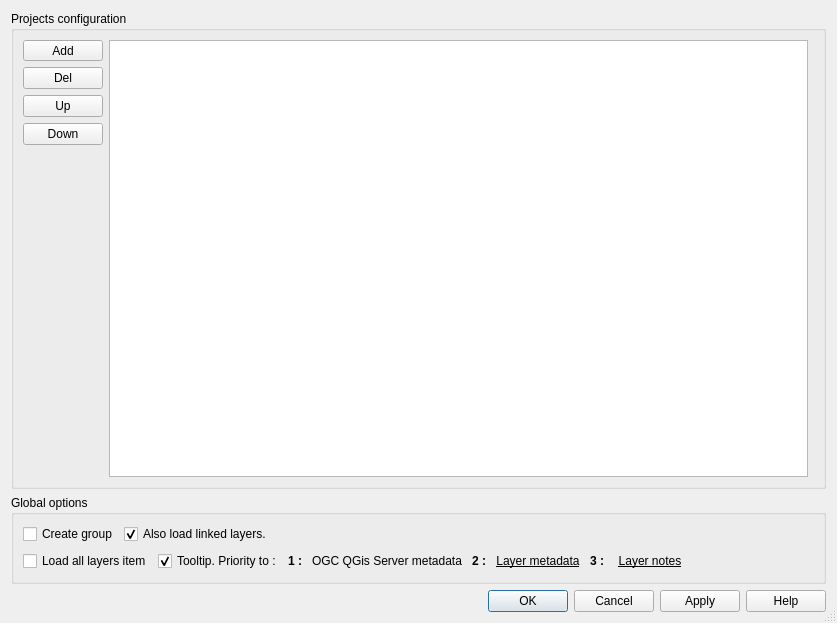
The window that menu_from_project/ui/conf_dialog.ui (aeag/MenuFromProject-Qgis-Plugin) describes before a commit, drawn with Qt 5.
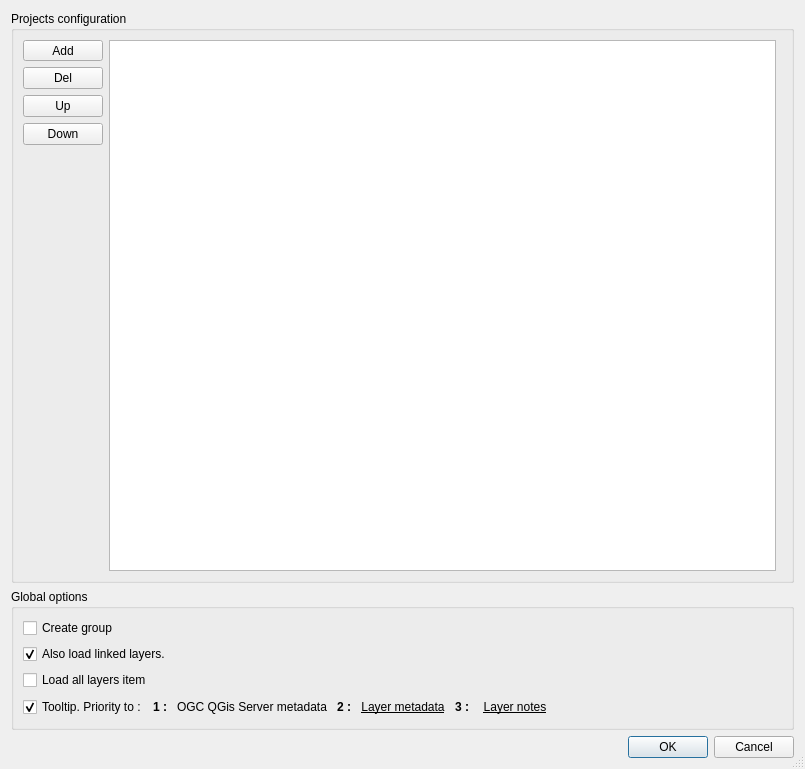
The same window after the commit. Icons and pictures are not drawn. Custom widgets are drawn as their Qt base class.

```diff
--- a/menu_from_project/ui/conf_dialog.ui
+++ b/menu_from_project/ui/conf_dialog.ui
@@ -9,8 +9,8 @@
    <rect>
     <x>0</x>
     <y>0</y>
-    <width>837</width>
-    <height>623</height>
+    <width>805</width>
+    <height>769</height>
    </rect>
   </property>
   <property name="sizePolicy">
@@ -170,37 +170,8 @@
         </property>
        </widget>
       </item>
-      <item row="0" column="1">
-       <widget class="QCheckBox" name="cbxOpenLinks">
-        <property name="toolTip">
-         <string>Opens with layer, layers linked by 'relations' or joins.</string>
-        </property>
-        <property name="text">
-         <string>Also load linked layers.</string>
-        </property>
-        <property name="checked">
-         <bool>true</bool>
-        </property>
-       </widget>
-      </item>
-      <item row="1" column="0" colspan="2">
+      <item row="3" column="0" colspan="3">
        <layout class="QHBoxLayout" name="horizontalLayout_5">
-        <item>
-         <widget class="QCheckBox" name="cbxLoadAll">
-          <property name="sizePolicy">
-           <sizepolicy hsizetype="Fixed" vsizetype="Fixed">
-            <horstretch>0</horstretch>
-            <verstretch>0</verstretch>
-           </sizepolicy>
-          </property>
-          <property name="text">
-           <string>Load all layers item</string>
-          </property>
-          <property name="tristate">
-           <bool>false</bool>
-          </property>
-         </widget>
-        </item>
         <item>
          <widget class="QCheckBox" name="cbxShowTooltip">
           <property name="toolTip">
@@ -329,6 +300,35 @@
         </item>
        </layout>
       </item>
+      <item row="2" column="0">
+       <widget class="QCheckBox" name="cbxLoadAll">
+        <property name="sizePolicy">
+         <sizepolicy hsizetype="Fixed" vsizetype="Fixed">
+          <horstretch>0</horstretch>
+          <verstretch>0</verstretch>
+         </sizepolicy>
+        </property>
+        <property name="text">
+         <string>Load all layers item</string>
+        </property>
+        <property name="tristate">
+         <bool>false</bool>
+        </property>
+       </widget>
+      </item>
+      <item row="1" column="0">
+       <widget class="QCheckBox" name="cbxOpenLinks">
+        <property name="toolTip">
+         <string>Opens with layer, layers linked by 'relations' or joins.</string>
+        </property>
+        <property name="text">
+         <string>Also load linked layers.</string>
+        </property>
+        <property name="checked">
+         <bool>true</bool>
+        </property>
+       </widget>
+      </item>
      </layout>
     </widget>
    </item>
@@ -338,7 +338,7 @@
       <enum>Qt::Horizontal</enum>
      </property>
      <property name="standardButtons">
-      <set>QDialogButtonBox::Apply|QDialogButtonBox::Cancel|QDialogButtonBox::Help|QDialogButtonBox::Ok</set>
+      <set>QDialogButtonBox::Cancel|QDialogButtonBox::Ok</set>
      </property>
      <property name="centerButtons">
       <bool>false</bool>
```
Left out of the diff: 1 changed line with no effect on the pictures.
